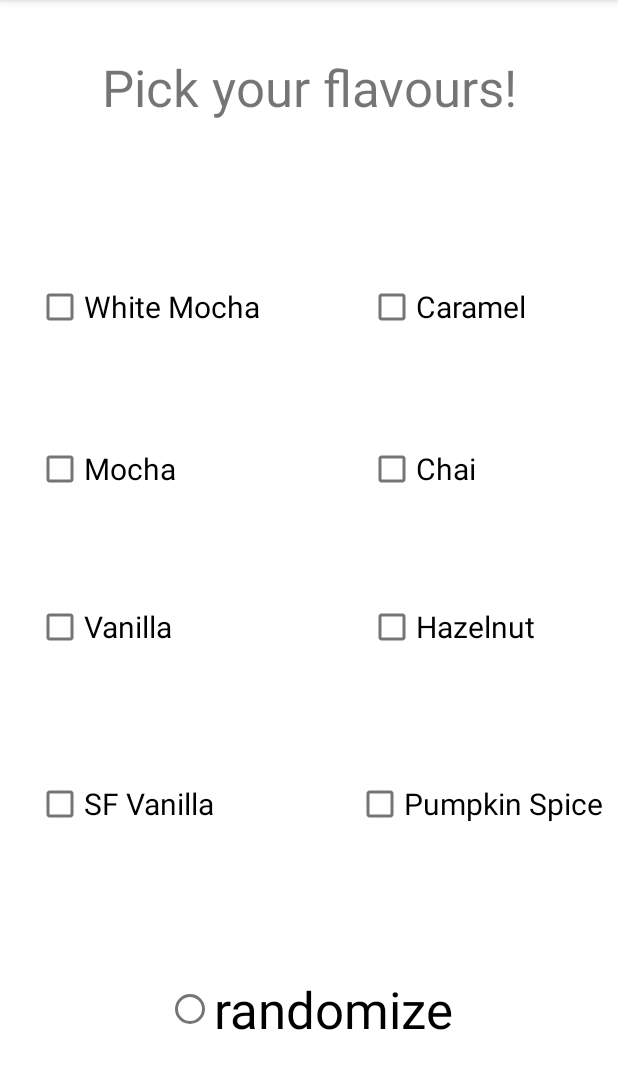
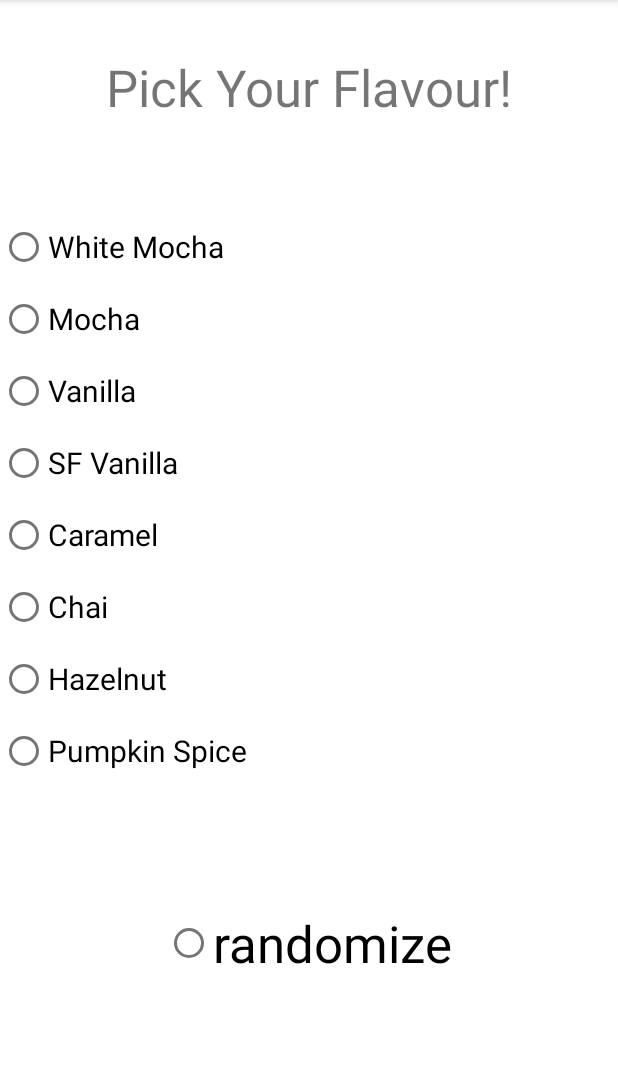
Before and after one commit to Hanover-CS/HC22-ChristyKeinsley-SeniorProject, an Android app: the syrupFlavours screen opened directly, with no data from a screen before it, on a phone screen of 412 x 824 dp, the part 84-1173 px from its top. Run offline under Robolectric (Android 15) with nearby library versions, the phone set to English and light mode, and no system bars.

Commit message:
changed the checkboxes to radiobuttons, two reasons, it looks better as well as if the random generating one won't ever do two then neither will the customize and that makes sense to me, if i get to it in time it will change

```diff
--- a/app/src/main/java/com/example/coffeedrinkgen/syrupFlavours.java
+++ b/app/src/main/java/com/example/coffeedrinkgen/syrupFlavours.java
@@ -6,27 +6,22 @@ import android.annotation.SuppressLint;
 import android.content.Intent;
 import android.os.Bundle;
 import android.view.View;
-import android.widget.Button;
-import android.widget.CheckBox;
 import android.widget.RadioButton;
 import android.widget.Toast;
 
-import java.util.ArrayList;
 
 public class syrupFlavours extends AppCompatActivity {
 
-    ArrayList<Object> syrupResult = new ArrayList<>();
-
     RadioButton randomSyrup;
 
-    CheckBox whiteMochaCheckBox;
-    CheckBox mochaCheckBox;
-    CheckBox vanillaCheckBox;
-    CheckBox sfVanillaCheckBox;
-    CheckBox caramelCheckBox;
-    CheckBox chaiCheckBox;
-    CheckBox hazelnutCheckBox;
-    CheckBox pumpkinSpiceCheckBox;
+    RadioButton whiteMochaRadioButton;
+    RadioButton mochaRadioButton;
+    RadioButton vanillaRadioButton;
+    RadioButton sfVanillaRadioButton;
+    RadioButton caramelRadioButton;
+    RadioButton chaiRadioButton;
+    RadioButton hazelnutRadioButton;
+    RadioButton pumpkinSpiceRadioButton;
 
     String flavourChosen;
     String flavourAdded;
@@ -39,72 +34,63 @@ public class syrupFlavours extends AppCompatActivity {
 
         randomSyrup = findViewById(R.id.randomSyrupRbtn);
 
-        whiteMochaCheckBox = findViewById(R.id.whitemochaCheckB);
-        mochaCheckBox = findViewById(R.id.mochaCheckB);
-        vanillaCheckBox = findViewById(R.id.vanillaCheckB);
-        sfVanillaCheckBox = findViewById(R.id.sfVanillaCheckB);
-        caramelCheckBox = findViewById(R.id.caramelCheckB);
-        chaiCheckBox = findViewById(R.id.chaiCheckB);
-        hazelnutCheckBox = findViewById(R.id.hazelnutCheckB);
-        pumpkinSpiceCheckBox = findViewById(R.id.pumpkinCheckB);
+        whiteMochaRadioButton = findViewById(R.id.whiteMochaRbtn);
+        mochaRadioButton = findViewById(R.id.mochaRbtn);
+        vanillaRadioButton = findViewById(R.id.vanillaRbtn);
+        sfVanillaRadioButton = findViewById(R.id.sfVanillaRbtn);
+        caramelRadioButton = findViewById(R.id.caramelRbtn);
+        chaiRadioButton = findViewById(R.id.chaiRbtn);
+        hazelnutRadioButton = findViewById(R.id.hazelnutRbtn);
+        pumpkinSpiceRadioButton = findViewById(R.id.pumpkinSpiceFlavourRbtn);
     }
 
     @SuppressLint("NonConstantResourceId")
-    public void onClickSyrupCheckBox(View view) {
-        boolean check = ((CheckBox) view).isChecked();
+    public void onClickSyrupRadioButton(View view) {
+        boolean check = ((RadioButton) view).isChecked();
         switch (view.getId()) {
 
-            case R.id.whitemochaCheckB:
+            case R.id.whiteMochaRbtn:
                 if (check)
-                    flavourChosen = whiteMochaCheckBox.getText().toString();
-                    syrupResult.add("White mocha");
+                    flavourChosen = whiteMochaRadioButton.getText().toString();
                 Toast.makeText(getApplicationContext(), flavourChosen, Toast.LENGTH_SHORT).show();
                 break;
-            case R.id.mochaCheckB:
+            case R.id.mochaRbtn:
                 if (check)
-                    flavourChosen = mochaCheckBox.getText().toString();
-                    syrupResult.add("Mocha");
+                    flavourChosen = mochaRadioButton.getText().toString();
                 Toast.makeText(getApplicationContext(), flavourChosen, Toast.LENGTH_SHORT).show();
                 break;
-            case R.id.vanillaCheckB:
+            case R.id.vanillaRbtn:
                 if (check)
-                    flavourChosen = vanillaCheckBox.getText().toString();
-                    syrupResult.add("Vanilla");
+                    flavourChosen = vanillaRadioButton.getText().toString();
                 Toast.makeText(getApplicationContext(), flavourChosen, Toast.LENGTH_SHORT).show();
                 break;
-            case R.id.sfVanillaCheckB:
+            case R.id.sfVanillaRbtn:
                 if (check)
-                    flavourChosen = sfVanillaCheckBox.getText().toString();
-                    syrupResult.add("SF Vanilla");
+                    flavourChosen = sfVanillaRadioButton.getText().toString();
                 Toast.makeText(getApplicationContext(), flavourChosen, Toast.LENGTH_SHORT).show();
                 break;
-            case R.id.caramelCheckB:
+            case R.id.caramelRbtn:
                 if (check)
-                    flavourChosen = caramelCheckBox.getText().toString();
-                    syrupResult.add("Caramel");
+                    flavourChosen = caramelRadioButton.getText().toString();
                 Toast.makeText(getApplicationContext(), flavourChosen, Toast.LENGTH_SHORT).show();
                 break;
-            case R.id.chaiCheckB:
+            case R.id.chaiRbtn:
                 if (check)
-                    flavourChosen = chaiCheckBox.getText().toString();
-                    syrupResult.add("Chai");
+                    flavourChosen = chaiRadioButton.getText().toString();
                 Toast.makeText(getApplicationContext(), flavourChosen, Toast.LENGTH_SHORT).show();
                 break;
-            case R.id.hazelnutCheckB:
+            case R.id.hazelnutRbtn:
                 if (check)
-                    flavourChosen = hazelnutCheckBox.getText().toString();
-                    syrupResult.add("Hazelnut");
+                    flavourChosen = hazelnutRadioButton.getText().toString();
                 Toast.makeText(getApplicationContext(), flavourChosen, Toast.LENGTH_SHORT).show();
                 break;
-            case R.id.pumpkinCheckB:
+            case R.id.pumpkinSpiceFlavourRbtn:
                 if (check)
-                    flavourChosen = pumpkinSpiceCheckBox.getText().toString();
-                syrupResult.add("Pumpkin Spice");
+                    flavourChosen = pumpkinSpiceRadioButton.getText().toString();
                 Toast.makeText(getApplicationContext(), flavourChosen, Toast.LENGTH_SHORT).show();
             case R.id.randomSyrupRbtn:
                 if (check)
                     flavourChosen = Drink.genRandomDrink().getFlavour();
-                    syrupResult.add(flavourChosen);
                 break;
             default:
                 break;
@@ -113,8 +99,7 @@ public class syrupFlavours extends AppCompatActivity {
         Intent whipIntent = getIntent();
         whipChose = whipIntent.getStringExtra("whipChosen");
 
-        //flavourAdded = whipChose + " " + flavourChosen;
-        flavourAdded = whipChose + " " + syrupResult;
+        flavourAdded = whipChose + " " + flavourChosen;
 
         Intent flavourIntent = new Intent(syrupFlavours.this, toppings.class);
         flavourIntent.putExtra("flavourChosen", flavourAdded);
--- a/app/src/main/res/layout/activity_syrup_flavours.xml
+++ b/app/src/main/res/layout/activity_syrup_flavours.xml
@@ -7,129 +7,128 @@
     android:layout_height="match_parent"
     tools:context=".syrupFlavours">
 
-    <CheckBox
-        android:id="@+id/chaiCheckB"
+
+    <TextView
+        android:id="@+id/pickYourFlavours"
         android:layout_width="wrap_content"
         android:layout_height="wrap_content"
-        android:layout_marginBottom="57dp"
         android:fontFamily="@font/autour_one"
+        android:text="@string/pick_your_flavour"
+        android:textSize="34sp"
+        app:layout_constraintBottom_toBottomOf="parent"
+        app:layout_constraintEnd_toEndOf="parent"
+        app:layout_constraintStart_toStartOf="parent"
+        app:layout_constraintTop_toTopOf="parent"
+        app:layout_constraintVertical_bias="0.049" />
+
+
+    <RadioGroup
+        android:id="@+id/flavoursRadioBtn"
+        android:layout_width="wrap_content"
+        android:layout_height="wrap_content"
+        android:layout_marginEnd="200dp"
+        app:layout_constraintBottom_toBottomOf="parent"
+        app:layout_constraintEnd_toEndOf="parent"
+        app:layout_constraintHorizontal_bias="0.0"
+        app:layout_constraintStart_toStartOf="parent"
+        app:layout_constraintTop_toTopOf="parent"
+        app:layout_constraintVertical_bias="0.726">
+
+        <RadioButton
+            android:id="@+id/whiteMochaRbtn"
+            android:layout_width="wrap_content"
+            android:layout_height="wrap_content"
+            android:fontFamily="@font/autour_one"
+            android:onClick="onClickSyrupRadioButton"
+            android:text="@string/white_mocha"
+            android:textSize="20sp"
+            tools:ignore="UsingOnClickInXml"
+            tools:layout_editor_absoluteX="94dp"
+            tools:layout_editor_absoluteY="228dp" />
+
+        <RadioButton
+            android:id="@+id/mochaRbtn"
+            android:layout_width="wrap_content"
+            android:layout_height="wrap_content"
+            android:fontFamily="@font/autour_one"
+            android:onClick="onClickSyrupRadioButton"
+            android:text="@string/mocha"
+            android:textSize="20sp"
+            tools:ignore="UsingOnClickInXml"
+            tools:layout_editor_absoluteX="94dp"
+            tools:layout_editor_absoluteY="228dp" />
+
+        <RadioButton
+            android:id="@+id/vanillaRbtn"
+            android:layout_width="wrap_content"
+            android:layout_height="wrap_content"
+            android:fontFamily="@font/autour_one"
+            android:onClick="onClickSyrupRadioButton"
+            android:text="@string/vanilla"
+            android:textSize="20sp"
+            tools:ignore="UsingOnClickInXml"
+            tools:layout_editor_absoluteX="94dp"
+            tools:layout_editor_absoluteY="228dp" />
+
+        <RadioButton
+            android:id="@+id/sfVanillaRbtn"
+            android:layout_width="wrap_content"
+            android:layout_height="wrap_content"
+            android:fontFamily="@font/autour_one"
+            android:onClick="onClickSyrupRadioButton"
+            android:text="@string/sf_vanilla"
+            android:textSize="20sp"
+            tools:ignore="UsingOnClickInXml"
+            tools:layout_editor_absoluteX="94dp"
+            tools:layout_editor_absoluteY="228dp" />
+
+        <RadioButton
+            android:id="@+id/caramelRbtn"
+            android:layout_width="wrap_content"
+            android:layout_height="wrap_content"
+            android:fontFamily="@font/autour_one"
+            android:onClick="onClickSyrupRadioButton"
+            android:text="@string/caramel"
+            android:textSize="20sp"
+            tools:ignore="UsingOnClickInXml"
+            tools:layout_editor_absoluteX="94dp"
+            tools:layout_editor_absoluteY="228dp" />
+
+        <RadioButton
+            android:id="@+id/chaiRbtn"
+            android:layout_width="wrap_content"
+            android:layout_height="wrap_content"
+            android:fontFamily="@font/autour_one"
+            android:onClick="onClickSyrupRadioButton"
             android:text="@string/chai"
             android:textSize="20sp"
-        android:onClick="onClickSyrupCheckBox"
-        app:layout_constraintBottom_toTopOf="@+id/hazelnutCheckB"
-        app:layout_constraintEnd_toEndOf="@+id/caramelCheckB"
-        app:layout_constraintHorizontal_bias="0.0"
-        app:layout_constraintStart_toStartOf="@+id/caramelCheckB"
-        app:layout_constraintTop_toBottomOf="@+id/caramelCheckB" />
+            tools:ignore="UsingOnClickInXml"
+            tools:layout_editor_absoluteX="94dp"
+            tools:layout_editor_absoluteY="228dp" />
 
-    <CheckBox
-        android:id="@+id/vanillaCheckB"
+        <RadioButton
+            android:id="@+id/hazelnutRbtn"
             android:layout_width="wrap_content"
             android:layout_height="wrap_content"
-        android:layout_marginBottom="70dp"
             android:fontFamily="@font/autour_one"
-        android:text="@string/vanilla"
+            android:onClick="onClickSyrupRadioButton"
+            android:text="@string/hazelnut"
             android:textSize="20sp"
-        android:onClick="onClickSyrupCheckBox"
-        app:layout_constraintBottom_toTopOf="@+id/sfVanillaCheckB"
-        app:layout_constraintEnd_toEndOf="@+id/mochaCheckB"
-        app:layout_constraintHorizontal_bias="0.0"
-        app:layout_constraintStart_toStartOf="@+id/mochaCheckB"
-        app:layout_constraintTop_toBottomOf="@+id/mochaCheckB" />
+            tools:ignore="UsingOnClickInXml"
+            tools:layout_editor_absoluteX="94dp"
+            tools:layout_editor_absoluteY="228dp" />
 
-    <CheckBox
-        android:id="@+id/whitemochaCheckB"
+        <RadioButton
+            android:id="@+id/pumpkinSpiceFlavourRbtn"
             android:layout_width="wrap_content"
             android:layout_height="wrap_content"
-        android:layout_marginTop="200dp"
-        android:layout_marginBottom="60dp"
             android:fontFamily="@font/autour_one"
-        android:text="@string/white_mocha"
-        android:textAlignment="viewStart"
-        android:textSize="20sp"
-        android:onClick="onClickSyrupCheckBox"
-        app:layout_constraintBottom_toTopOf="@+id/mochaCheckB"
-        app:layout_constraintEnd_toEndOf="parent"
-        app:layout_constraintHorizontal_bias="0.092"
-        app:layout_constraintStart_toStartOf="parent"
-        app:layout_constraintTop_toTopOf="parent"
-        app:layout_constraintVertical_bias="0.52" />
-
-    <CheckBox
-        android:id="@+id/mochaCheckB"
-        android:layout_width="wrap_content"
-        android:layout_height="wrap_content"
-        android:layout_marginBottom="57dp"
-        android:text="@string/mocha"
-        android:textSize="20sp"
-        android:onClick="onClickSyrupCheckBox"
-        app:layout_constraintBottom_toTopOf="@+id/vanillaCheckB"
-        app:layout_constraintEnd_toEndOf="@+id/whitemochaCheckB"
-        app:layout_constraintHorizontal_bias="0.0"
-        app:layout_constraintStart_toStartOf="@+id/whitemochaCheckB"
-        app:layout_constraintTop_toBottomOf="@+id/whitemochaCheckB" />
-
-    <CheckBox
-        android:id="@+id/sfVanillaCheckB"
-        android:layout_width="wrap_content"
-        android:layout_height="wrap_content"
-        android:layout_marginBottom="228dp"
-        android:fontFamily="@font/autour_one"
-        android:text="@string/sf_vanilla"
-        android:textSize="20sp"
-        android:onClick="onClickSyrupCheckBox"
-        app:layout_constraintBottom_toBottomOf="parent"
-        app:layout_constraintEnd_toEndOf="@+id/vanillaCheckB"
-        app:layout_constraintHorizontal_bias="0.0"
-        app:layout_constraintStart_toStartOf="@+id/vanillaCheckB"
-        app:layout_constraintTop_toBottomOf="@+id/vanillaCheckB" />
-
-    <CheckBox
-        android:id="@+id/caramelCheckB"
-        android:layout_width="wrap_content"
-        android:layout_height="wrap_content"
-        android:layout_marginTop="200dp"
-        android:layout_marginBottom="60dp"
-        android:fontFamily="@font/autour_one"
-        android:text="@string/caramel"
-        android:textSize="20sp"
-        android:onClick="onClickSyrupCheckBox"
-        app:layout_constraintBottom_toTopOf="@+id/chaiCheckB"
-        app:layout_constraintEnd_toEndOf="parent"
-        app:layout_constraintHorizontal_bias="0.802"
-        app:layout_constraintStart_toStartOf="parent"
-        app:layout_constraintTop_toTopOf="parent"
-        tools:ignore="UsingOnClickInXml" />
-
-    <CheckBox
-        android:id="@+id/hazelnutCheckB"
-        android:layout_width="wrap_content"
-        android:layout_height="wrap_content"
-        android:layout_marginBottom="70dp"
-        android:fontFamily="@font/autour_one"
-        android:text="@string/hazelnut"
-        android:textSize="20sp"
-        android:onClick="onClickSyrupCheckBox"
-        app:layout_constraintBottom_toTopOf="@+id/pumpkinCheckB"
-        app:layout_constraintEnd_toEndOf="@+id/chaiCheckB"
-        app:layout_constraintHorizontal_bias="0.0"
-        app:layout_constraintStart_toStartOf="@+id/chaiCheckB"
-        app:layout_constraintTop_toBottomOf="@+id/chaiCheckB" />
-
-    <CheckBox
-        android:id="@+id/pumpkinCheckB"
-        android:layout_width="wrap_content"
-        android:layout_height="wrap_content"
-        android:layout_marginBottom="228dp"
-        android:fontFamily="@font/autour_one"
+            android:onClick="onClickSyrupRadioButton"
             android:text="@string/pumpkin_spice"
             android:textSize="20sp"
-        android:onClick="onClickSyrupCheckBox"
-        app:layout_constraintBottom_toBottomOf="parent"
-        app:layout_constraintEnd_toEndOf="@+id/hazelnutCheckB"
-        app:layout_constraintHorizontal_bias="0.15"
-        app:layout_constraintStart_toStartOf="@+id/hazelnutCheckB"
-        app:layout_constraintTop_toBottomOf="@+id/hazelnutCheckB" />
+            tools:ignore="UsingOnClickInXml"
+            tools:layout_editor_absoluteX="94dp"
+            tools:layout_editor_absoluteY="228dp" />
 
         <RadioButton
             android:id="@+id/randomSyrupRbtn"
@@ -140,26 +139,14 @@
             android:layout_marginEnd="110dp"
             android:layout_marginBottom="62dp"
             android:fontFamily="@font/autour_one"
-        android:onClick="onClickSyrupCheckBox"
+            android:onClick="onClickSyrupRadioButton"
             android:text="@string/randomize"
             android:textSize="34sp"
             app:layout_constraintBottom_toBottomOf="parent"
             app:layout_constraintEnd_toEndOf="parent"
             app:layout_constraintStart_toStartOf="parent"
-        app:layout_constraintTop_toBottomOf="@+id/sfVanillaCheckB"
             tools:ignore="OnClick,UsingOnClickInXml" />
 
-    <TextView
-        android:id="@+id/pickYourFlavours"
-        android:layout_width="wrap_content"
-        android:layout_height="wrap_content"
-        android:fontFamily="@font/autour_one"
-        android:text="@string/pick_your_flavours"
-        android:textSize="34sp"
-        app:layout_constraintBottom_toBottomOf="parent"
-        app:layout_constraintEnd_toEndOf="parent"
-        app:layout_constraintStart_toStartOf="parent"
-        app:layout_constraintTop_toTopOf="parent"
-        app:layout_constraintVertical_bias="0.049" />
+    </RadioGroup>
 
 </androidx.constraintlayout.widget.ConstraintLayout>
--- a/app/src/main/res/values/strings.xml
+++ b/app/src/main/res/values/strings.xml
@@ -75,4 +75,5 @@
     <string name="would_you_like_your_drink_to_be_hot_iced_or_blended">Would you like your drink to be hot, iced, or blended?</string>
     <string name="would_you_like_coffee_in_your_drink_or_no_coffee">Would you like coffee in your drink, or no coffee?</string>
     <string name="randomize">randomize</string>
+    <string name="pick_your_flavour">Pick Your Flavour!</string>
 </resources>
```
Also changed, not shown: app/src/main/java/com/example/coffeedrinkgen/toppings.java (+27 -39 lines), app/src/main/res/layout/activity_toppings.xml (+53 -64 lines). Lines whose indentation alone changed are shown as unchanged.
